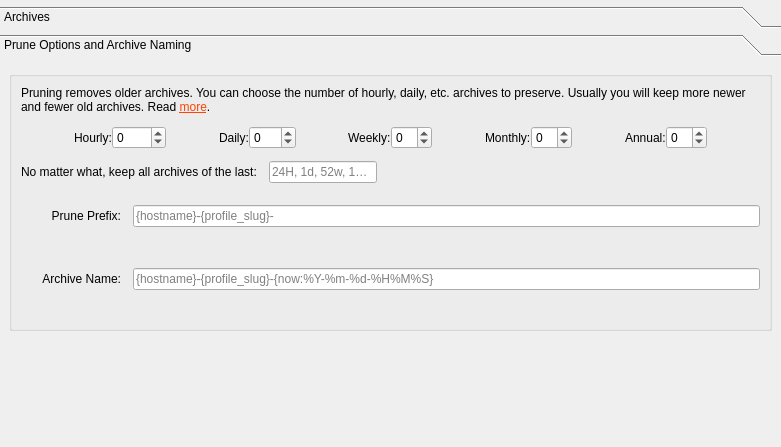
borgbase/vorta, file src/vorta/assets/UI/archivetab.ui: the form before one commit.
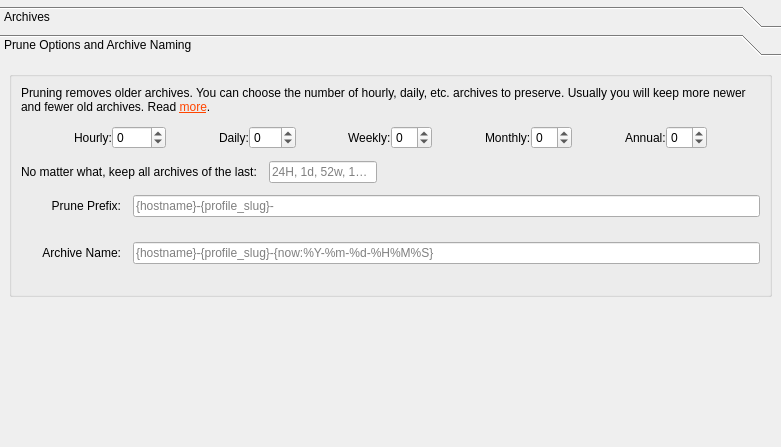
The form after the commit. The open tabs and pages were chosen to show the change.

Commit message: Fix vertical spacing

Diff of the .ui file:
```diff
--- a/src/vorta/assets/UI/archivetab.ui
+++ b/src/vorta/assets/UI/archivetab.ui
@@ -601,7 +601,10 @@
           <item>
            <layout class="QGridLayout" name="gridLayout_2">
             <property name="topMargin">
-             <number>10</number>
+             <number>0</number>
+            </property>
+            <property name="verticalSpacing">
+             <number>4</number>
             </property>
             <item row="2" column="0">
              <widget class="QLabel" name="label_3">
```
